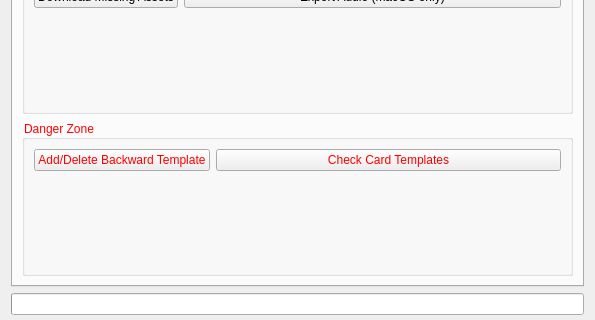
The window that addon/UIForm/mainUI.ui (lixvbnet/Dict2Anki) describes before a commit, drawn with Qt 5; both pictures show x 0 to 595 and y 89 to 409 of the 595 by 536 pixel window.
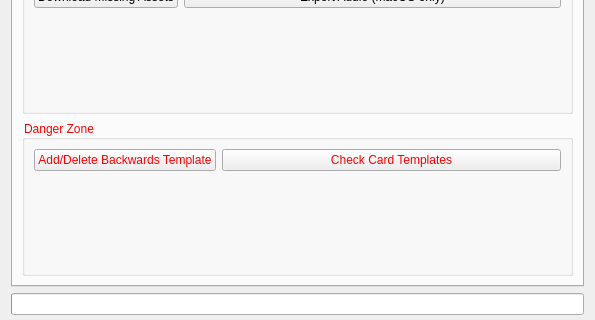
The same window after the commit. The open tabs and pages were chosen to show the change.

Diff of the .ui file:
```diff
--- a/addon/UIForm/mainUI.ui
+++ b/addon/UIForm/mainUI.ui
@@ -395,7 +395,7 @@
           <item row="0" column="0">
            <widget class="QPushButton" name="btnBackwardTemplate">
             <property name="text">
-             <string>Add/Delete Backward Template</string>
+             <string>Add/Delete Backwards Template</string>
             </property>
            </widget>
           </item>
```
